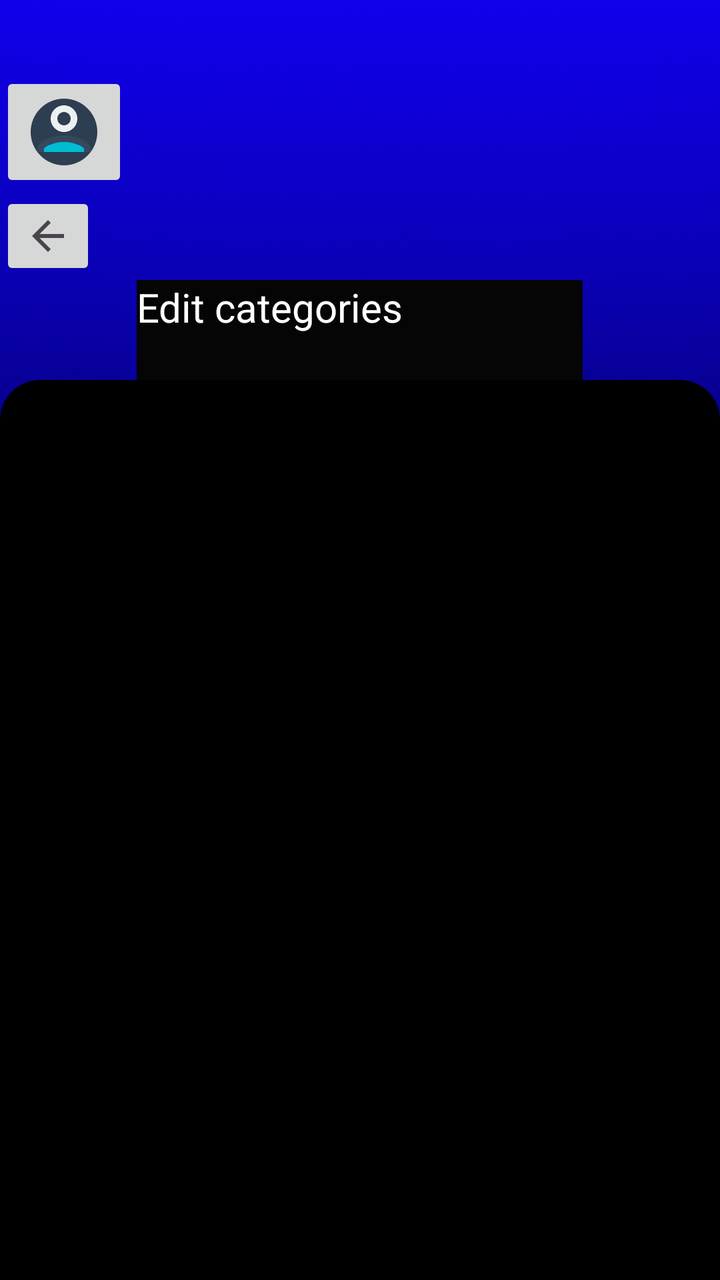
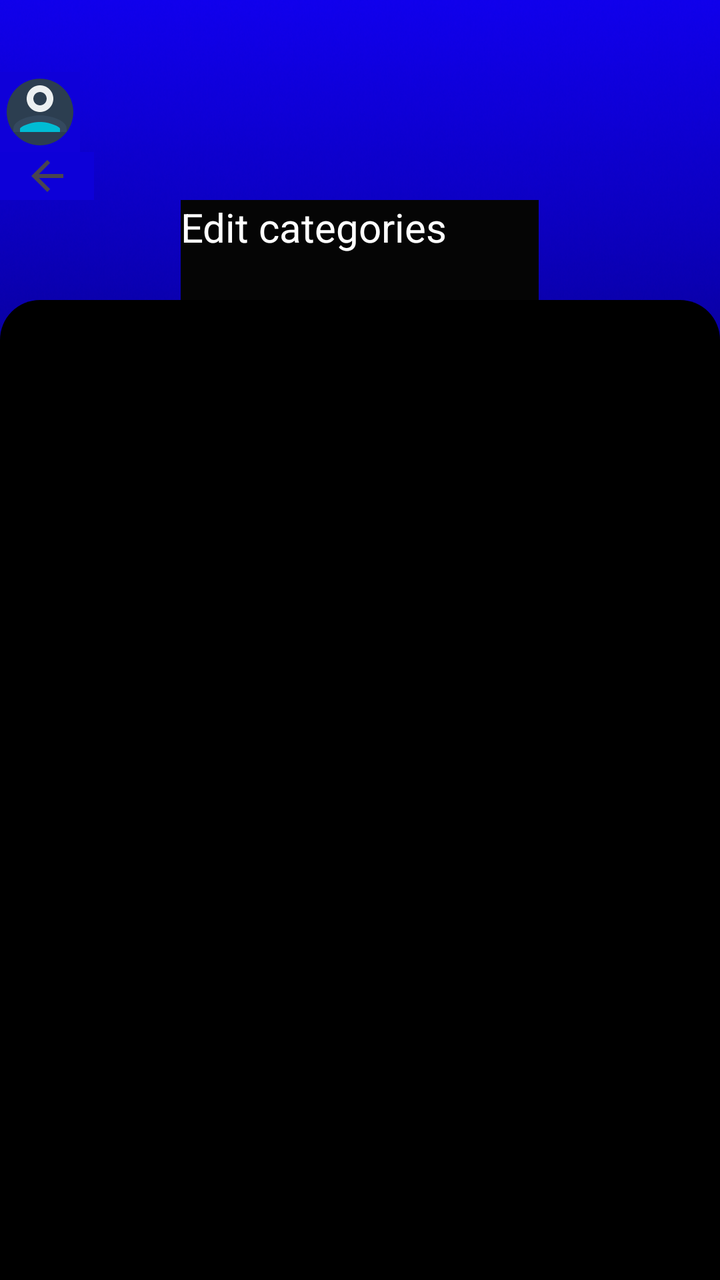

The first picture is an Android layout as it rendered before a commit; the second is the same layout after the commit. The layout source and the unified diff follow.
<!-- AndroidManifest.xml: application theme Theme.CashUp -->
<!-- res/layout/activity_edit_categories_view.xml -->
<?xml version="1.0" encoding="utf-8"?>
<androidx.constraintlayout.widget.ConstraintLayout xmlns:android="http://schemas.android.com/apk/res/android"
    xmlns:app="http://schemas.android.com/apk/res-auto"
    xmlns:tools="http://schemas.android.com/tools"
    android:id="@+id/main"
    android:layout_width="match_parent"
    android:layout_height="match_parent"
    tools:context=".editCategoriesView">

    <LinearLayout
        android:layout_width="match_parent"
        android:layout_height="match_parent"
        android:orientation="vertical"
        android:background="@drawable/background">

        <Space
            android:layout_width="match_parent"
            android:layout_height="36dp" />

        <ImageButton
            android:id="@+id/imageButton"
            android:layout_width="wrap_content"
            android:layout_height="wrap_content"
            app:srcCompat="@drawable/ic_profile" />

        <ImageButton
            android:id="@+id/imageButton2"
            android:layout_width="wrap_content"
            android:layout_height="wrap_content"
            app:srcCompat="?attr/actionModeCloseDrawable" />

        <TextView
            android:id="@+id/textView2"
            android:layout_width="223dp"
            android:layout_height="50dp"
            android:layout_gravity="center_horizontal"
            android:background="#050505"
            android:text="Edit categories"
            android:textColor="#FFFFFF"
            android:textSize="20sp" />

        <ImageView
            android:id="@+id/imageView7"
            android:layout_width="match_parent"
            android:layout_height="562dp"
            app:srcCompat="@drawable/rounded_button_blue" />

    </LinearLayout>
</androidx.constraintlayout.widget.ConstraintLayout>
<!-- resources referenced by this layout -->
<resources>
  <!-- drawable background: png bitmap (drawable, 768113 bytes) -->
  <!-- drawable ic_profile (drawable) -->
  <vector xmlns:android="http://schemas.android.com/apk/res/android"
      android:width="40dp"
      android:height="40dp"
      android:viewportWidth="24"
      android:viewportHeight="24">
  
      
      <path
          android:fillColor="#2c3e50"
          android:pathData="M12,2C6.48,2 2,6.48 2,12s4.48,10 10,10 10,-4.48 10,-10S17.52,2 12,2z"/>
  
      
      <path
          android:fillColor="#ecf0f1"
          android:pathData="M12,12c2.21,0 4,-1.79 4,-4s-1.79,-4 -4,-4 -4,1.79 -4,4 1.79,4 4,4zM12,6c1.1,0 2,0.9 2,2s-0.9,2 -2,2 -2,-0.9 -2,-2 0.9,-2 2,-2z"/>
  
      
      <path
          android:fillColor="#34495e"
          android:pathData="M12,13c-2.67,0 -8,1.34 -8,4v1h16v-1c0,-2.66 -5.33,-4 -8,-4z"/>
  
      
      <path
          android:fillColor="#00bcd4"
          android:pathData="M18,18H6v-0.99c0.2,-0.72 3.3,-2.01 6,-2.01s5.8,1.29 6,2v1z"/>
  </vector>
  <!-- drawable rounded_button_blue (drawable) -->
  <?xml version="1.0" encoding="utf-8"?>
  <shape xmlns:android="http://schemas.android.com/apk/res/android"
      android:shape="rectangle">
      <solid android:color="@color/black" /> 
      <corners android:radius="20dp" />
  </shape>
  <style name="Theme.CashUp" parent="Base.Theme.CashUp" />
  <color name="black">#FF000000</color>
  <style name="Base.Theme.CashUp" parent="Theme.Material3.DayNight.NoActionBar">
          
          
      </style>
</resources>

<!-- the commit's change to res/layout/activity_edit_categories_view.xml (unified diff, before → after) -->
@@ -18,22 +18,24 @@
             android:layout_height="36dp" />
 
         <ImageButton
-            android:id="@+id/imageButton"
+            android:id="@+id/userProfile"
             android:layout_width="wrap_content"
             android:layout_height="wrap_content"
+            android:background="#0F00D9"
             app:srcCompat="@drawable/ic_profile" />
 
         <ImageButton
             android:id="@+id/imageButton2"
-            android:layout_width="wrap_content"
+            android:layout_width="47dp"
             android:layout_height="wrap_content"
+            android:background="#0D00D8"
             app:srcCompat="?attr/actionModeCloseDrawable" />
 
         <TextView
             android:id="@+id/textView2"
-            android:layout_width="223dp"
+            android:layout_width="179dp"
             android:layout_height="50dp"
-            android:layout_gravity="center_horizontal"
+            android:layout_gravity="center"
             android:background="#050505"
             android:text="Edit categories"
             android:textColor="#FFFFFF"
